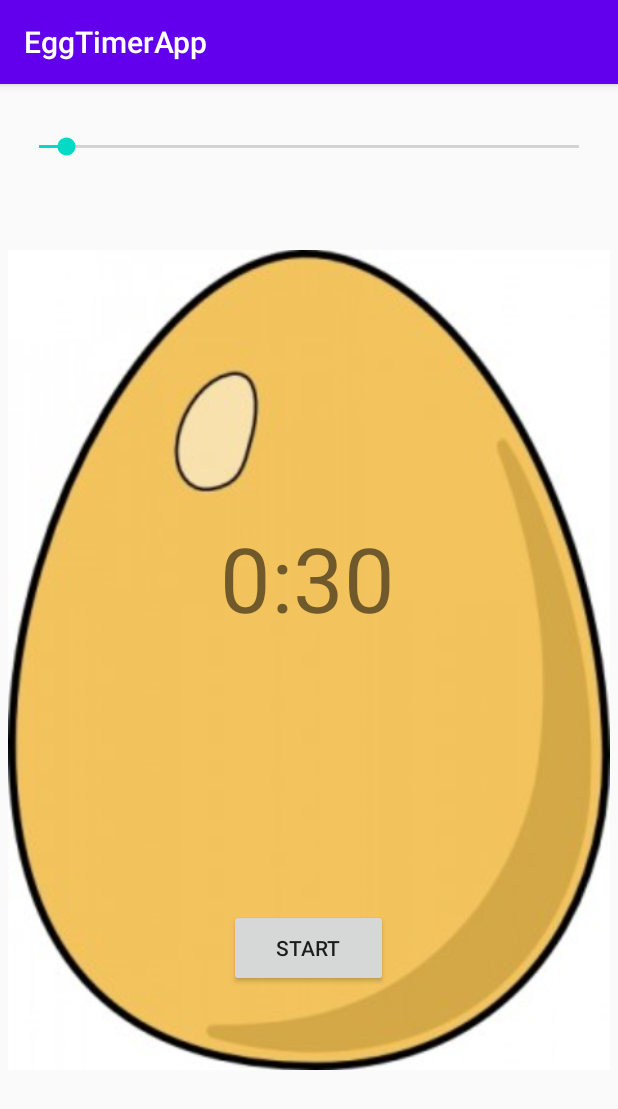
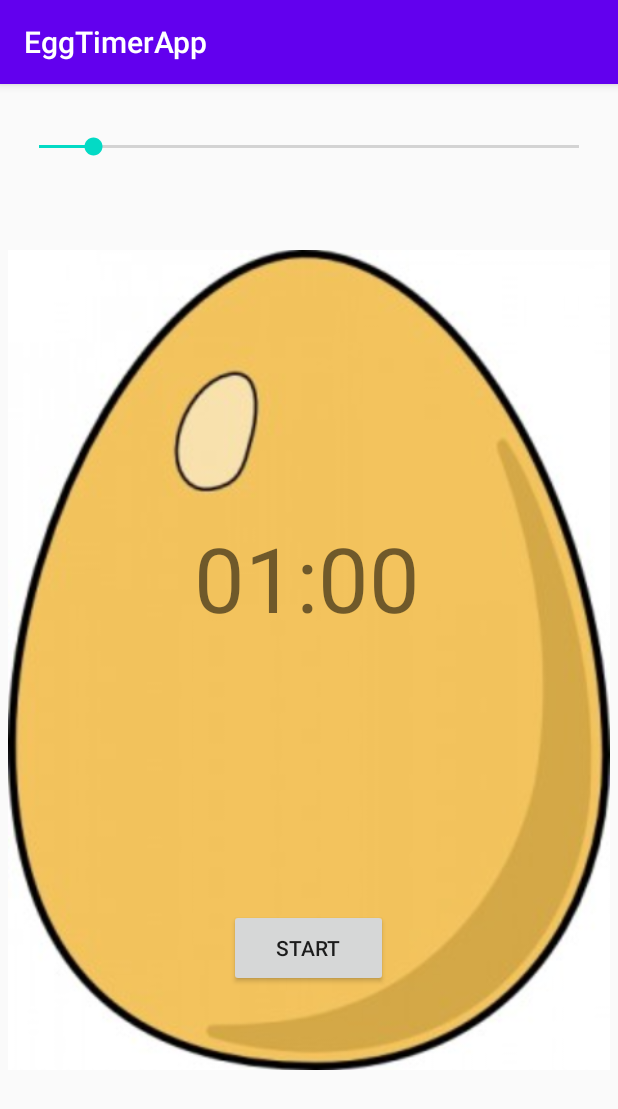
Before and after one commit to Frostist/EggTimer, an Android app: the screen it shows after launch (MainActivity), after a tap on "STOP", on a phone screen of 412 x 824 dp. Shown: the top 1109 px of the screen. Run offline under Robolectric (Android 15) with nearby library versions, the light colour scheme and no system bars.

Commit message:
1.0.1🤠

```diff
--- a/app/src/main/java/com/example/eggtimerapp/MainActivity.java
+++ b/app/src/main/java/com/example/eggtimerapp/MainActivity.java
@@ -22,8 +22,8 @@ public class MainActivity extends AppCompatActivity {
 
     public void timerReset() {
         //defines what happens whe the timer is true
-        textViewStart.setText("0:30");
-        seekBarTime.setProgress(30);
+        textViewStart.setText("01:00");
+        seekBarTime.setProgress(60);
         seekBarTime.setEnabled(true);
         countDownTimer.cancel();
         buttonStart.setText("START");
@@ -39,7 +39,6 @@ public class MainActivity extends AppCompatActivity {
         if (counterIsActive) {
 
             timerReset();
-
         }else {
             counterIsActive = true;
             //the plus 100 is to combate latancy
@@ -97,8 +96,9 @@ public class MainActivity extends AppCompatActivity {
         //Sets the max value for the seek bar
         seekBarTime.setMax(600); //10 minutes
         //sets the current progress when the app starts
-        seekBarTime.setProgress(30); //30 seconds
-
+        seekBarTime.setProgress(60); //30 seconds
+        //sets text
+        textViewStart.setText("01:00");
 
         //Opens the seek bar listener methods
         seekBarTime.setOnSeekBarChangeListener(new SeekBar.OnSeekBarChangeListener() {
```
